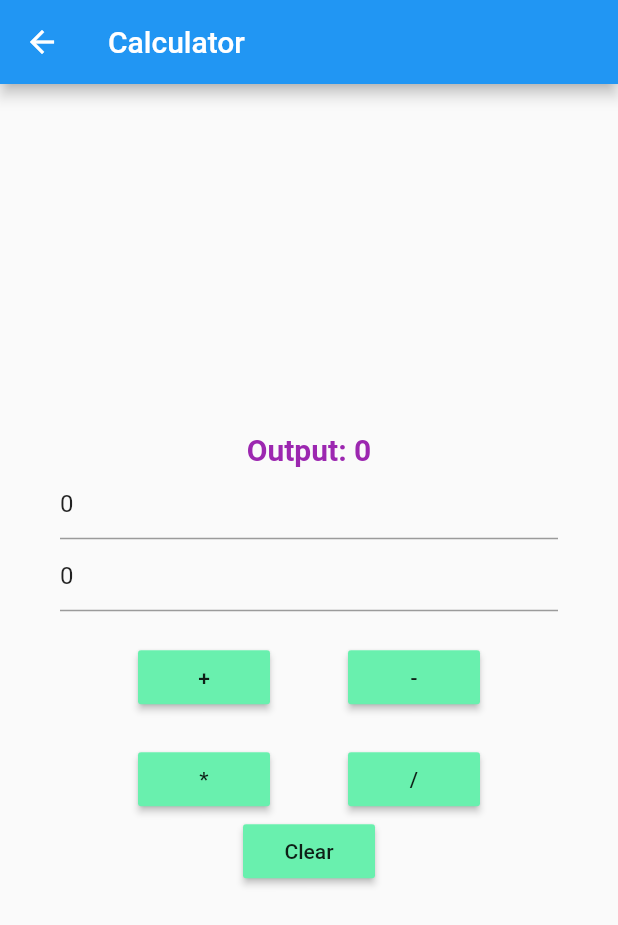
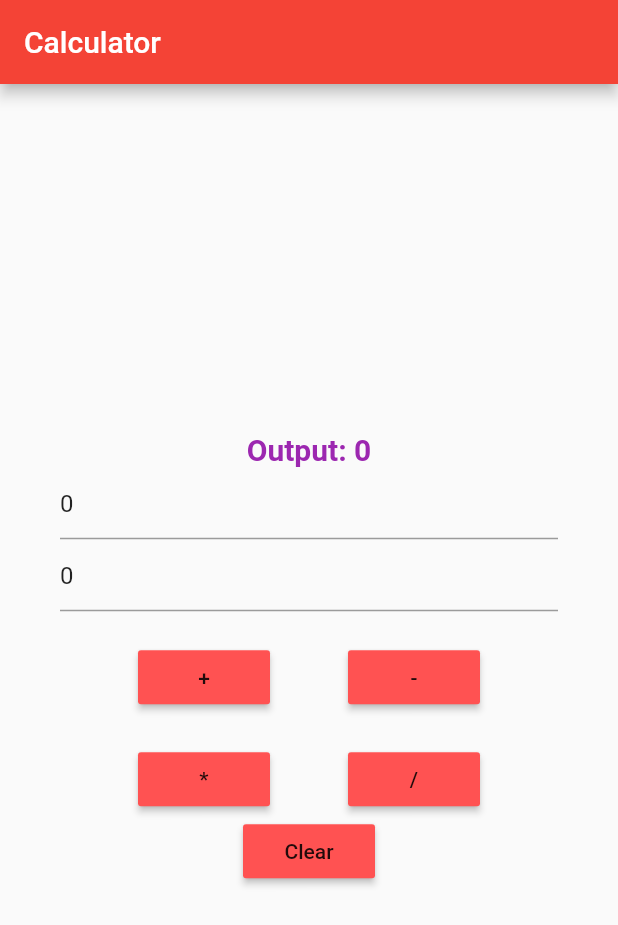
Before and after one commit to Aman9026/Basic-Calculator-App, a Flutter app: the HomePage screen opened directly, on a phone screen of 412 x 824 dp. Shown: the top 925 px of the screen. Run offline on Flutter 3.47's test engine with Material 2 defaults, Android fonts, the phone set to English and light mode, and no system bars.

Commit message:
mvp generated

```diff
--- a/Calculator/lib/homepage.dart
+++ b/Calculator/lib/homepage.dart
@@ -86,12 +86,12 @@ class HomePageState extends State<HomePage> {
               children: <Widget>[
                 new MaterialButton(
                   child: new Text("+"),
-                  color: Colors.greenAccent,
+                  color: Colors.redAccent,
                   onPressed: doAdd,
                 ),
                 new MaterialButton(
                   child: new Text("-"),
-                  color: Colors.greenAccent,
+                  color: Colors.redAccent,
                   onPressed: doSub,
                 )
               ],
@@ -102,12 +102,12 @@ class HomePageState extends State<HomePage> {
               children: <Widget>[
                 new MaterialButton(
                   child: new Text("*"),
-                  color: Colors.greenAccent,
+                  color: Colors.redAccent,
                   onPressed: doMult,
                 ),
                 new MaterialButton(
                   child: new Text("/"),
-                  color: Colors.greenAccent,
+                  color: Colors.redAccent,
                   onPressed: doDiv,
                 ),
               ],
@@ -117,7 +117,7 @@ class HomePageState extends State<HomePage> {
               children: <Widget>[
                 new MaterialButton(
                   child: new Text("Clear"),
-                  color: Colors.greenAccent,
+                  color: Colors.redAccent,
                   onPressed: doClear,
                 ),
               ],
```
Also changed, not shown: Calculator/lib/main.dart (+7 -105 lines).
